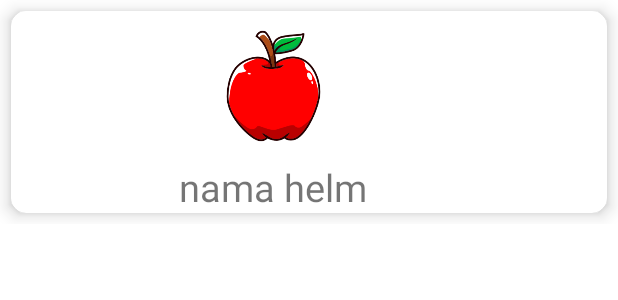
After one commit to inatechno/javabasic2, an Android app: the layout customgrid.xml on its own in the app's theme, with its tools: preview values and no code run, on a phone screen of 412 x 824 dp. The commit adds this screen. Shown: the top 300 px of the screen. Run offline under Robolectric (Android 15) with nearby library versions, the phone set to English and light mode, and no system bars.

Commit message:
fragment listgrid

```diff
--- a/app/src/main/AndroidManifest.xml
+++ b/app/src/main/AndroidManifest.xml
@@ -11,6 +11,7 @@
         android:roundIcon="@mipmap/ic_launcher_round"
         android:supportsRtl="true"
         android:theme="@style/Theme.TrainingBasic2">
+        <activity android:name=".view.DetailCustomGridActivity"/>
         <activity
             android:name=".view.TabBuahActivity"
             android:label="@string/title_activity_tab_buah"
--- /dev/null
+++ b/app/src/main/res/layout/customgrid.xml
@@ -0,0 +1,40 @@
+<?xml version="1.0" encoding="utf-8"?>
+<LinearLayout xmlns:android="http://schemas.android.com/apk/res/android"
+    xmlns:app="http://schemas.android.com/apk/res-auto"
+    android:orientation="vertical"
+    android:layout_width="match_parent"
+    android:layout_height="wrap_content">
+
+    <androidx.cardview.widget.CardView
+        android:layout_width="match_parent"
+        app:cardElevation="7dp"
+        android:layout_margin="7dp"
+        app:cardCornerRadius="10dp"
+        android:layout_height="wrap_content">
+
+
+
+    <LinearLayout
+        android:layout_width="wrap_content"
+        android:layout_height="wrap_content"
+        android:orientation="vertical">
+
+        <ImageView
+            android:layout_width="match_parent"
+            android:layout_height="100dp"
+            android:id="@+id/imgbuah"
+            android:src="@drawable/apel"/>
+        <TextView
+            android:layout_width="match_parent"
+            android:layout_height="wrap_content"
+            android:layout_gravity="center"
+            android:id="@+id/txtnamabuah"
+            android:gravity="center"
+
+            android:textSize="25sp"
+            android:text="nama helm"/>
+    </LinearLayout>
+    </androidx.cardview.widget.CardView>
+
+
+</LinearLayout>
--- a/app/src/main/res/layout/fragment_customgrid.xml
+++ b/app/src/main/res/layout/fragment_customlistgrid.xml
@@ -9,4 +9,10 @@
         android:horizontalSpacing="10dp"
         android:verticalSpacing="10dp"
         android:id="@+id/gridBuah"/>
+
+    <ListView
+        android:visibility="gone"
+        android:layout_width="match_parent"
+        android:id="@+id/customlist"
+        android:layout_height="match_parent"/>
 </FrameLayout>
```
Also changed, not shown: app/src/main/java/com/inatechno/trainingbasic2/adapter/CustomListGridAdapter.java (added, +61 -0 lines), app/src/main/java/com/inatechno/trainingbasic2/view/DetailCustomGridActivity.java (added, +42 -0 lines), app/src/main/java/com/inatechno/trainingbasic2/view/fragment/CustomGridBuahFragment.java (deleted, +0 -22 lines), app/src/main/java/com/inatechno/trainingbasic2/view/fragment/CustomListBuahFragment.java (deleted, +0 -22 lines), app/src/main/java/com/inatechno/trainingbasic2/view/fragment/CustomListGridBuahFragment.java (added, +74 -0 lines), app/src/main/java/com/inatechno/trainingbasic2/view/ui/main/SectionsPagerAdapterBuah.java (+3 -4 lines), app/src/main/res/layout/activity_detail_custom_grid.xml (added, +26 -0 lines), app/src/main/res/layout/customlist.xml (added, +39 -0 lines), app/src/main/res/layout/fragment_customlist.xml (deleted, +0 -10 lines).
